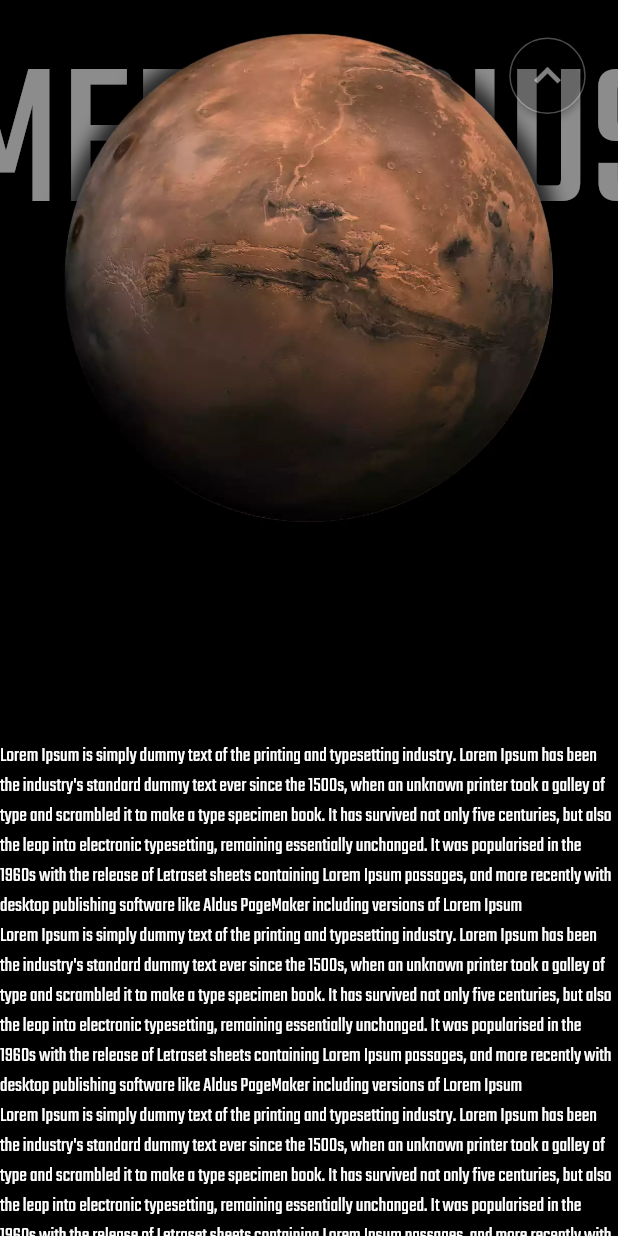
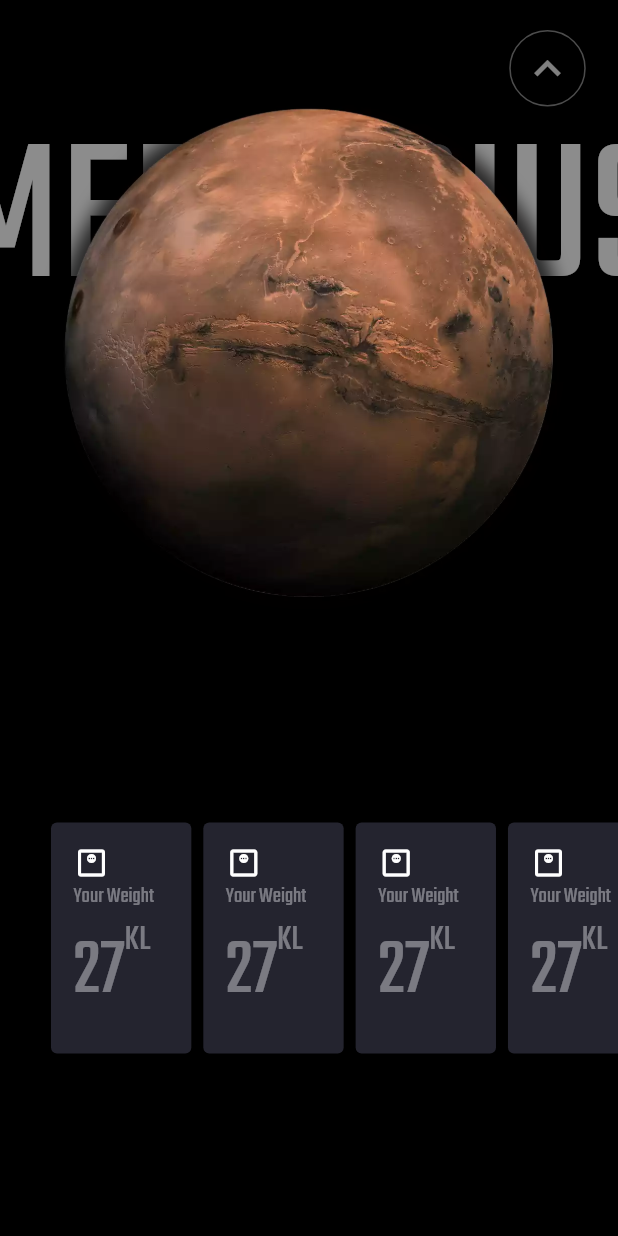
Before and after one commit to bumpyy/solar_planets_app, a Flutter app: the screen it shows after launch, after a tap on the "keyboard arrow down" icon, on a phone screen of 412 x 824 dp. Run offline on Flutter 3.47's test engine with Material 2 defaults, Android fonts, the light colour scheme and no system bars; drawn by our look-alikes of auto_size_text; our stand-ins replace lottie, page_transition; missing offline and left inert: align_positioned, another_transformer_page_view; Roboto replaces fonts that are missing (teko).

Commit message:
some tweak and initial planet screen phase

```diff
--- a/lib/UI/planet_screen.dart
+++ b/lib/UI/planet_screen.dart
@@ -4,7 +4,7 @@ import 'package:auto_size_text/auto_size_text.dart';
 import 'package:flutter/scheduler.dart';
 
 class PlanetScreen extends StatefulWidget {
-  final String? planetImage;
+  final String planetImage;
   final String planetName;
 
   const PlanetScreen(
@@ -48,24 +48,14 @@ class _PlanetScreenState extends State<PlanetScreen> {
   @override
   Widget build(BuildContext context) {
     return Scaffold(
-      // floatingActionButton: Padding(
-      //   padding: const EdgeInsets.only(top: 150),
-      //   child: FloatingActionButton(
-      //     onPressed: () {
-      //       Navigator.of(context).pop();
-      //     },
-      //     child: const Icon(
-      //       Icons.chevron_left,
-      //       color: Colors.black,
-      //     ),
-      //     backgroundColor: const Color.fromRGBO(255, 255, 255, 0.3),
-      //   ),
-      // ),
-      // floatingActionButtonLocation: FloatingActionButtonLocation.endTop,
       backgroundColor: Colors.black,
       body: SafeArea(
         child: Stack(children: [
-          ListView(
+          Padding(
+            padding: const EdgeInsets.only(
+              top: 50.0,
+            ),
+            child: ListView(
               controller: _scrollController,
               children: <Widget>[
                 SizedBox(
@@ -88,11 +78,11 @@ class _PlanetScreenState extends State<PlanetScreen> {
                         ),
                       ),
                       AlignPositioned(
-                      moveByContainerHeight: .05,
+                        moveByContainerHeight: .12,
                         child: Hero(
                           tag: 'planetImage',
                           child: Image.asset(
-                          widget.planetImage!,
+                            widget.planetImage,
                             width: MediaQuery.of(context).size.width * .9,
                           ),
                         ),
@@ -100,17 +90,37 @@ class _PlanetScreenState extends State<PlanetScreen> {
                     ],
                   ),
                 ),
-              Column(
+                ScrollConfiguration(
+                  behavior: RemoveScrollGlow(),
+                  child: Column(
                     children: [
-                  for (int i = 0; i < 133; i++)
-                    const Text(
-                        "Lorem Ipsum is simply dummy text of the printing and typesetting industry. Lorem Ipsum has been the industry's standard dummy text ever since the 1500s, when an unknown printer took a galley of type and scrambled it to make a type specimen book. It has survived not only five centuries, but also the leap into electronic typesetting, remaining essentially unchanged. It was popularised in the 1960s with the release of Letraset sheets containing Lorem Ipsum passages, and more recently with desktop publishing software like Aldus PageMaker including versions of Lorem Ipsum")
+                      SingleChildScrollView(
+                        padding: const EdgeInsets.only(
+                          left: 30.0,
+                          right: 10.0,
+                        ),
+                        scrollDirection: Axis.horizontal,
+                        child: Row(
+                          children: const [
+                            InfoCard(),
+                            InfoCard(),
+                            InfoCard(),
+                            InfoCard(),
+                            InfoCard(),
+                            InfoCard(),
                           ],
+                        ),
                       )
                     ],
                   ),
+                )
+              ],
+            ),
+          ),
+
+          // Arrow button
           Positioned(
-            top: 25,
+            top: 20,
             right: 15,
             child: Hero(
               tag: 'arrow',
@@ -127,7 +137,6 @@ class _PlanetScreenState extends State<PlanetScreen> {
                   primary:
                       const Color.fromRGBO(0, 0, 0, 0.0), // <-- Button color
                   side: const BorderSide(
-                    width: 1.0,
                     color: Color.fromRGBO(255, 255, 255, .3),
                   ),
                   onPrimary: Colors.red, // <-- Splash color
@@ -140,3 +149,67 @@ class _PlanetScreenState extends State<PlanetScreen> {
     );
   }
 }
+
+class InfoCard extends StatelessWidget {
+  const InfoCard({
+    Key? key,
+  }) : super(key: key);
+
+  @override
+  Widget build(BuildContext context) {
+    return Card(
+      color: const Color.fromARGB(255, 36, 36, 47),
+      child: Padding(
+        padding: const EdgeInsets.fromLTRB(
+          15.0,
+          15.0,
+          25.0,
+          15.0,
+        ),
+        child: Column(
+          crossAxisAlignment: CrossAxisAlignment.start,
+          children: [
+            const Icon(
+              Icons.monitor_weight_outlined,
+              color: Colors.white,
+            ),
+            const Text(
+              "Your Weight",
+              style: TextStyle(
+                fontSize: 15.0,
+                color: Color.fromRGBO(250, 250, 255, .4),
+              ),
+            ),
+            Row(
+              crossAxisAlignment: CrossAxisAlignment.start,
+              children: const [
+                Text(
+                  "27",
+                  style: TextStyle(
+                    fontSize: 55.0,
+                    color: Color.fromRGBO(250, 250, 255, .4),
+                  ),
+                ),
+                Text(
+                  "KL",
+                  style: TextStyle(
+                    fontSize: 25.0,
+                    color: Color.fromRGBO(250, 250, 255, .4),
+                  ),
+                ),
+              ],
+            )
+          ],
+        ),
+      ),
+    );
+  }
+}
+
+class RemoveScrollGlow extends ScrollBehavior {
+  @override
+  Widget buildOverscrollIndicator(
+      BuildContext context, Widget child, ScrollableDetails details) {
+    return child;
+  }
+}
--- a/lib/UI/solar_planets.dart
+++ b/lib/UI/solar_planets.dart
@@ -40,27 +40,6 @@ class _SolarPlanetsState extends State<SolarPlanets>
             children: <Widget>[
               const PlanetsCarousell(
                 updatePlanetIndexFunc: updatePlanetIndex,
-              ),
-              IgnorePointer(
-                child: Container(
-                  height: MediaQuery.of(context).size.height,
-                  width: MediaQuery.of(context).size.width,
-                  decoration: const BoxDecoration(
-                    gradient: LinearGradient(
-                      begin: AlignmentDirectional.center,
-                      end: AlignmentDirectional.bottomCenter,
-                      colors: <Color>[
-                        Color.fromRGBO(0, 0, 0, 0.0),
-                        Color.fromARGB(50, 0, 0, 0),
-                        Color.fromARGB(100, 0, 0, 0),
-                        Color.fromARGB(220, 0, 0, 0),
-                        //                    Color.fromARGB(255, 0, 0, 0)
-                      ],
-                      //                radius: 5.0,
-                      //                center: Alignment.topCenter,
-                    ),
-                  ),
-                ),
               ),
               Stack(
                 children: <Widget>[
@@ -107,7 +86,7 @@ class _SolarPlanetsState extends State<SolarPlanets>
                                           type: PageTransitionType.fade,
                                           duration: const Duration(seconds: 1),
                                           reverseDuration:
-                                              const Duration(milliseconds: 600),
+                                              const Duration(seconds: 1),
                                           opaque: true,
                                           child: PlanetScreen(
                                             planetName: selectedPlanet.name,
@@ -127,7 +106,6 @@ class _SolarPlanetsState extends State<SolarPlanets>
                                       primary: const Color.fromRGBO(
                                           0, 0, 0, 0), // <-- Button color
                                       side: const BorderSide(
-                                        width: 1.0,
                                         color:
                                             Color.fromRGBO(255, 255, 255, .3),
                                       ),
--- a/lib/Widget/planet_carousel.dart
+++ b/lib/Widget/planet_carousel.dart
@@ -15,7 +15,7 @@ Widget _flightShuttleBuilder(
 ) {
   return DefaultTextStyle(
     softWrap: false,
-    style: DefaultTextStyle.of(toHeroContext).style,
+    style: DefaultTextStyle.of(fromHeroContext).style,
     child: toHeroContext.widget,
   );
 }
@@ -36,6 +36,9 @@ class PlanetsCarousell extends StatelessWidget {
         updatePlanetIndexFunc(selectedPlanet);
       },
       loop: false,
+      // viewportFraction: .2,
+      itemCount: planets.length,
+      viewportFraction: .6,
       transformer:
           PageTransformerBuilder(builder: (Widget child, TransformInfo info) {
         return Stack(
@@ -63,7 +66,7 @@ class PlanetsCarousell extends StatelessWidget {
                       flightShuttleBuilder: _flightShuttleBuilder,
                       child: Center(
                         child: AutoSizeText(
-                            selectedPlanet.name,
+                          planets[info.index!].name,
 //                          maxLines: 1,
                           style: TextStyle(
                               fontSize:
@@ -73,7 +76,7 @@ class PlanetsCarousell extends StatelessWidget {
                       tag: 'planetName',
                     ),
                     position: info.position!,
-                      translationFactor: 300.0,
+                    translationFactor: 100.0,
                   ),
                 ],
               ),
@@ -83,7 +86,7 @@ class PlanetsCarousell extends StatelessWidget {
               top: MediaQuery.of(context).size.height * .3,
               child: ParallaxContainer(
                 child: AutoSizeText(
-                    selectedPlanet.nick,
+                  planets[info.index!].nick,
                   style: TextStyle(
                     fontSize: MediaQuery.of(context).size.height * .03,
                     color: Colors.grey,
@@ -103,7 +106,7 @@ class PlanetsCarousell extends StatelessWidget {
                   child: GestureDetector(
                     child: Hero(
                       child: Image.asset(
-                          selectedPlanet.image,
+                        planets[info.index!].image,
                         width: MediaQuery.of(context).size.height * .9,
                       ),
                       tag: 'planetImage',
@@ -114,12 +117,12 @@ class PlanetsCarousell extends StatelessWidget {
 //                    alignment: Alignment(0, (heightPx >= 760.0) ? 2.3 : 3.3),
                 ),
                 position: info.position!,
-                  translationFactor: 450.0,
+                translationFactor: 600.0,
               ),
             ),
           ],
         );
       }),
-        itemCount: planets.length);
+    );
   }
 }
--- a/lib/main.dart
+++ b/lib/main.dart
@@ -4,7 +4,6 @@ import 'package:flutter/services.dart';
 import './UI/solar_planets.dart';
 
 void main() => runApp(const MyApp());
-List<Color> list = [Colors.yellow, Colors.green, Colors.blue];
 
 class MyApp extends StatelessWidget {
   const MyApp({Key? key}) : super(key: key);
@@ -17,7 +16,7 @@ class MyApp extends StatelessWidget {
     ]);
     return MaterialApp(
       scrollBehavior: AppScrollBehavior(),
-      title: 'Flutter Demo',
+      title: 'Solar system guide',
       theme: ThemeData.light().copyWith(
         primaryColor: Colors.blue,
         backgroundColor: Colors.black,
--- a/pubspec.yaml
+++ b/pubspec.yaml
@@ -24,6 +24,7 @@ dependencies:
   auto_size_text: ^3.0.0
   page_transition: ^2.0.4
   lottie: ^1.2.1
+  mouse_parallax: ^1.1.0
 
   # The following adds the Cupertino Icons font to your application.
   # Use with the CupertinoIcons class for iOS style icons.
```
Also changed, not shown: pubspec.lock, 1 other file. Lines whose indentation alone changed are shown as unchanged.
